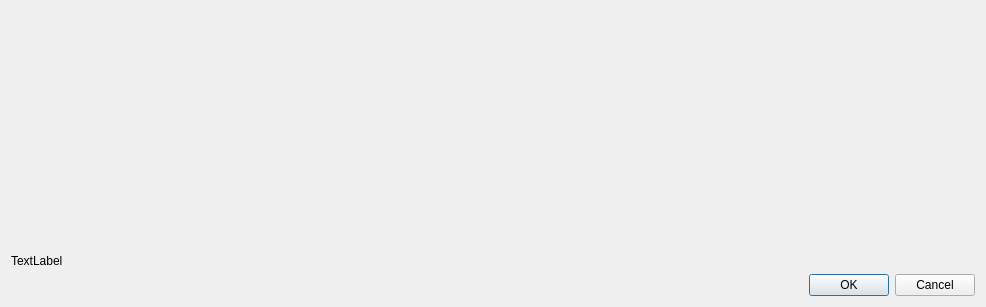
This is assets/qt_assets/forms/ui_base_dialog_view.ui in kiadreams/work_assistant as Qt 5 draws it before an edit. The edited form follows.
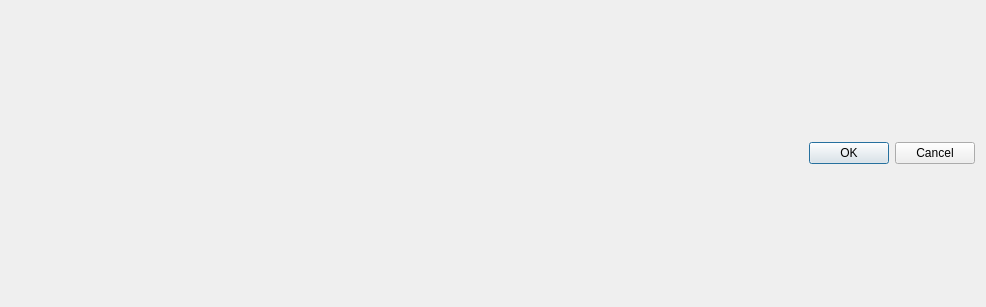
This is the edited form.

Patch:
```diff
--- a/assets/qt_assets/forms/ui_base_dialog_view.ui
+++ b/assets/qt_assets/forms/ui_base_dialog_view.ui
@@ -13,40 +13,13 @@
   <property name="windowTitle">
    <string>Dialog</string>
   </property>
-  <layout class="QVBoxLayout" name="verticalLayout_2">
+  <layout class="QVBoxLayout" name="verticalLayout">
    <item>
-    <layout class="QVBoxLayout" name="verticalLayout">
-     <item>
-      <spacer name="verticalSpacer">
-       <property name="orientation">
-        <enum>Qt::Orientation::Vertical</enum>
-       </property>
-       <property name="sizeHint" stdset="0">
-        <size>
-         <width>20</width>
-         <height>40</height>
-        </size>
-       </property>
-      </spacer>
-     </item>
-     <item>
-      <widget class="QLabel" name="labelTitleDialog">
-       <property name="text">
-        <string>TextLabel</string>
-       </property>
-      </widget>
-     </item>
-     <item>
-      <widget class="QDialogButtonBox" name="buttonBox_exit">
-       <property name="orientation">
-        <enum>Qt::Orientation::Horizontal</enum>
-       </property>
-       <property name="standardButtons">
-        <set>QDialogButtonBox::StandardButton::Cancel|QDialogButtonBox::StandardButton::Ok</set>
-       </property>
-      </widget>
-     </item>
-    </layout>
+    <widget class="QDialogButtonBox" name="buttonBox_exit">
+     <property name="standardButtons">
+      <set>QDialogButtonBox::StandardButton::Cancel|QDialogButtonBox::StandardButton::Ok</set>
+     </property>
+    </widget>
    </item>
   </layout>
  </widget>
```
Left out of the diff: 35 changed lines with no effect on the pictures.
